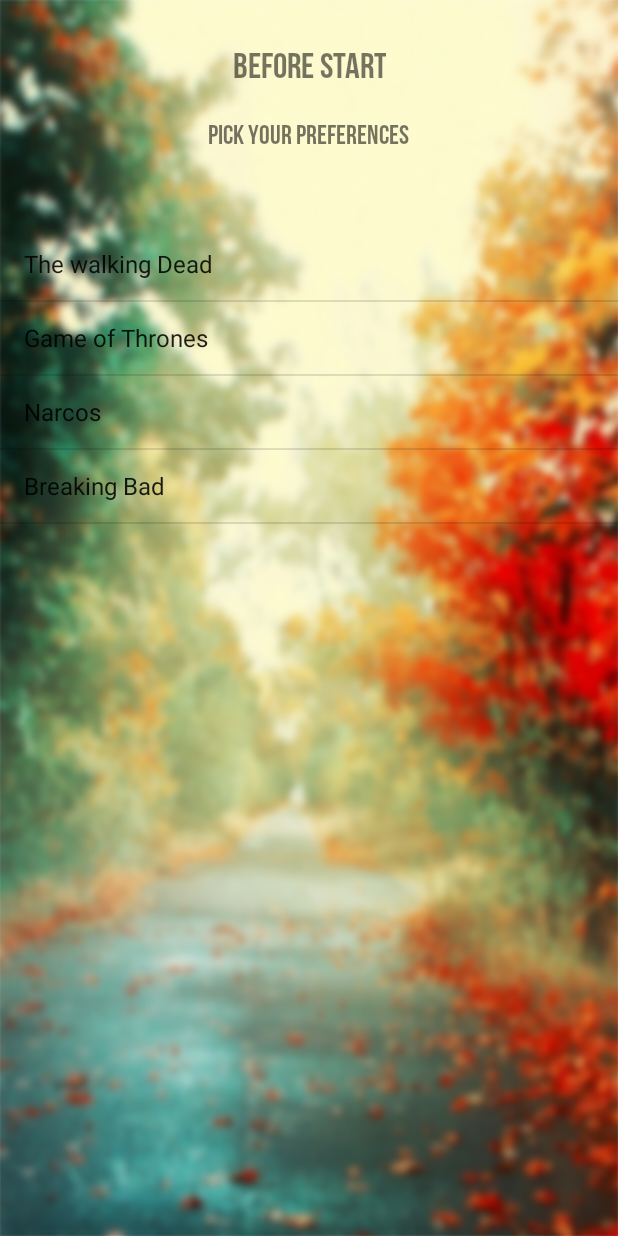
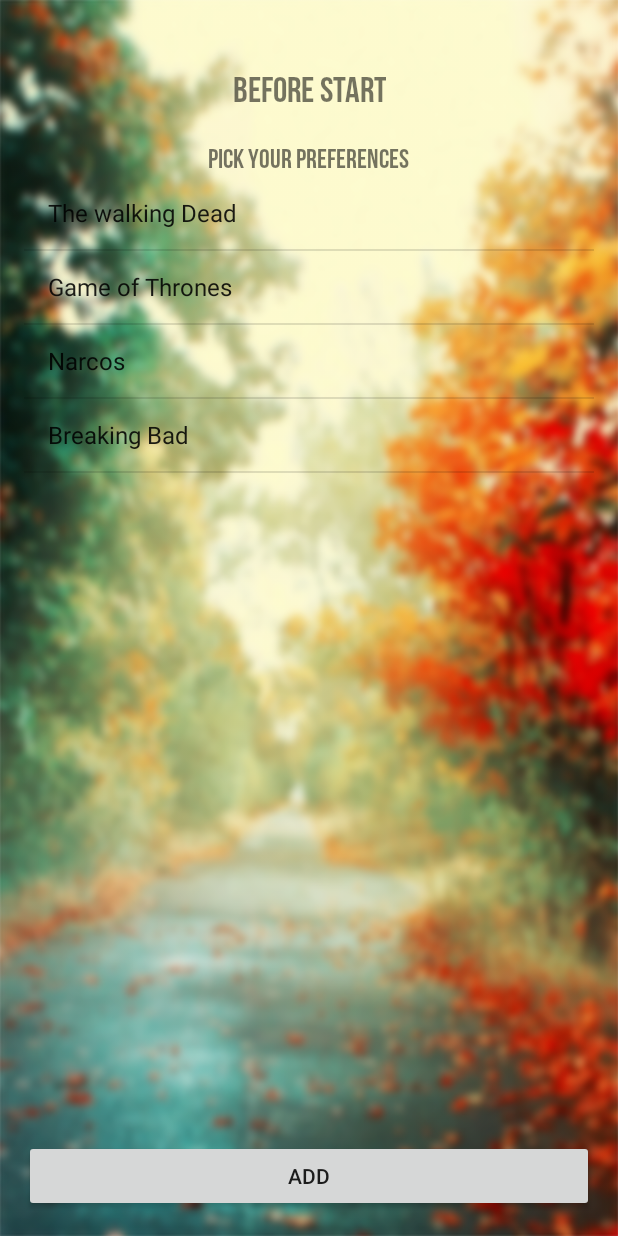
Before and after one commit to Fortune9316/whatview, an Android app: the PickActivity screen opened directly, with no data from a screen before it, on a phone screen of 412 x 824 dp. Run offline under Robolectric (Android 15) with nearby library versions, the phone set to English and light mode, and no system bars.

Commit message:
Update activity_pick.xml

```diff
--- a/app/src/main/res/layout/activity_pick.xml
+++ b/app/src/main/res/layout/activity_pick.xml
@@ -6,7 +6,11 @@
     android:orientation="vertical"
     tools:context="com.izi.whatview.PickActivity"
     android:background="@drawable/background"
-    android:id="@+id/lr">
+    android:paddingBottom="16dp"
+    android:paddingLeft="16dp"
+    android:paddingRight="16dp"
+    android:paddingTop="16dp"
+    android:id="@+id/activity_main">
 
     <TextView
         android:layout_width="wrap_content"
@@ -30,12 +34,18 @@
         android:id="@+id/txt2"
         android:layout_marginTop="20dp"/>
 
-    <ListView
-        android:choiceMode="multipleChoice"
-        android:layout_width="match_parent"
-        android:layout_height="match_parent"
-        android:id="@+id/lista"
-        android:layout_marginTop="50dp"
+
+    <ListView android:id="@+id/lista"
+        android:layout_width="fill_parent"
+        android:layout_height="0dp"
+        android:layout_weight="1"
 
         />
+    <Button
+        android:layout_width="fill_parent"
+        android:layout_height="wrap_content"
+        android:text="add"
+        android:onClick="deleteSelected"
+        />
+
 </LinearLayout>
```
